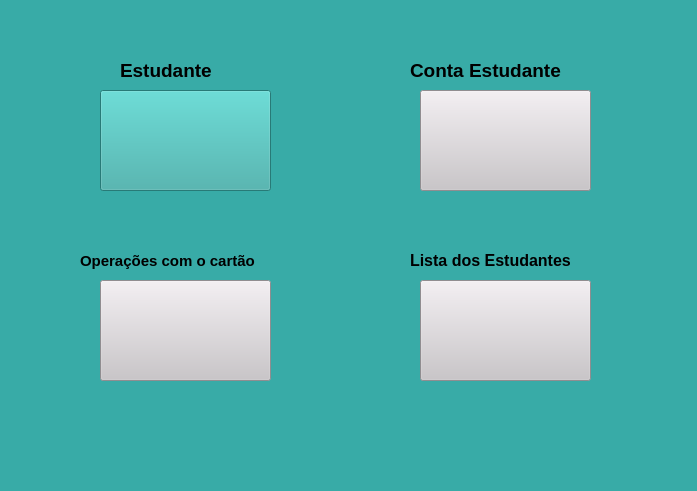
Qt form ProjectoCpp/mainwindow.ui (ltsaiete/conta-estudante) before a commit.
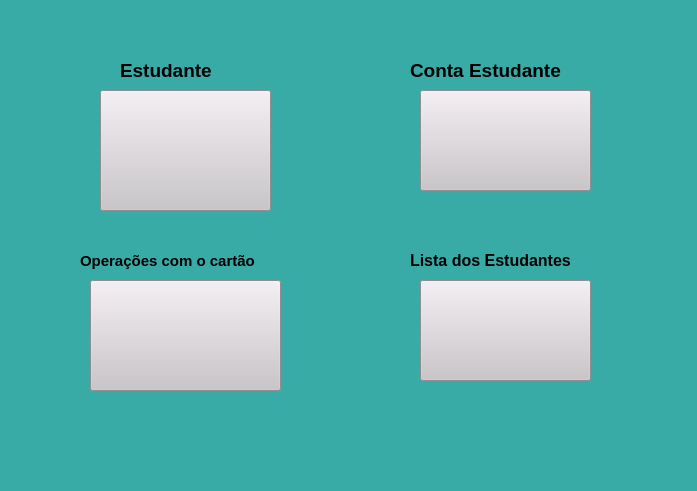
The same form after that commit. Icons and pictures are not drawn.

The edit to the form file:
```diff
--- a/ProjectoCpp/mainwindow.ui
+++ b/ProjectoCpp/mainwindow.ui
@@ -55,17 +55,19 @@
    <widget class="QPushButton" name="btOperacoes">
     <property name="geometry">
      <rect>
-      <x>100</x>
+      <x>90</x>
       <y>280</y>
-      <width>171</width>
-      <height>101</height>
+      <width>191</width>
+      <height>111</height>
      </rect>
     </property>
     <property name="styleSheet">
-     <string notr="true">background-color: rgb(202, 197, 201);
-background-image: url(:/imag/imag/Money-Increase-icon.png);
+     <string notr="true">#btOperacoes{
+background-color: rgb(202, 197, 201);
+background-image: url(:/images/images/Money-Increase-icon.png);
 background-repeat: no-repeat;
-background-position: center;</string>
+background-position: center;
+}</string>
     </property>
     <property name="text">
      <string/>
@@ -83,21 +85,15 @@
       <x>100</x>
       <y>90</y>
       <width>171</width>
-      <height>101</height>
+      <height>121</height>
      </rect>
     </property>
     <property name="styleSheet">
-     <string notr="true">#btn_2{
-	background-color: rgb(202, 197, 201);
-	
-	background-image: url(:/img/img/student.png);
+     <string notr="true">#btCadEstudante{
+	background-color: rgb(202, 197, 201);	
+	background-image: url(:/images/images/student.png);
 	background-repeat: no-repeat;
 	background-position: center;
-	
-
-	
-
-
 }</string>
     </property>
     <property name="text">
```
Left out of the diff: 16 changed lines with no effect on the pictures.
